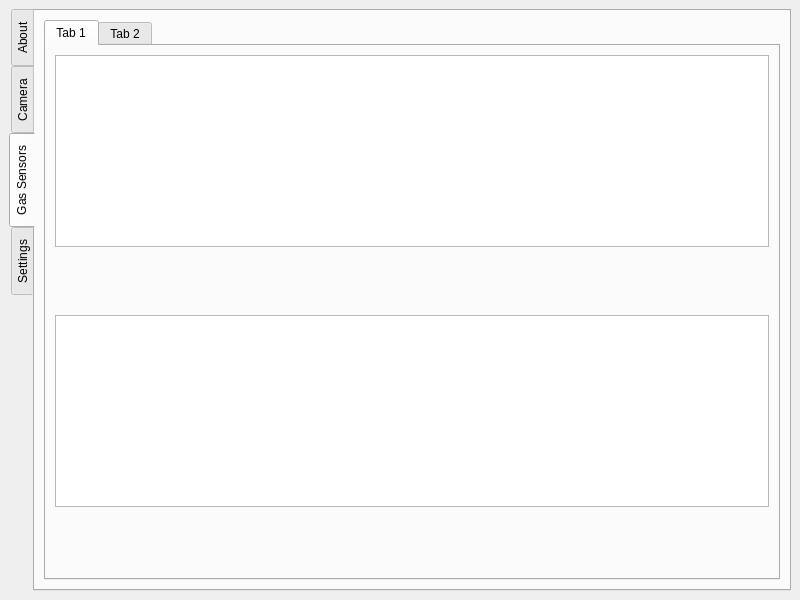
hakan-demirli/FQ-Control-Center, file mainwindow.ui: the form before one commit.
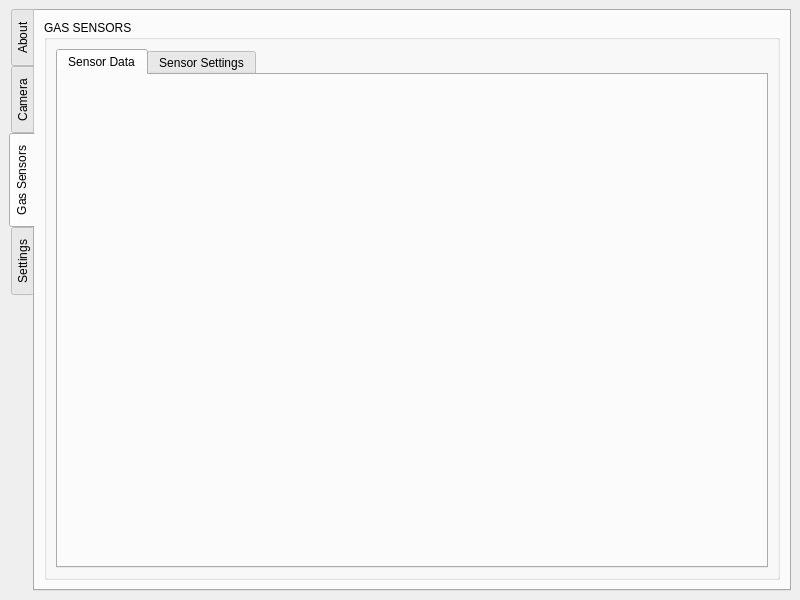
The form after the commit. The open tabs and pages were chosen to show the change. Custom widgets are drawn as their Qt base class.

Diff of the .ui file:
```diff
--- a/mainwindow.ui
+++ b/mainwindow.ui
@@ -485,6 +485,12 @@
        <attribute name="title">
         <string>Gas Sensors</string>
        </attribute>
+       <layout class="QGridLayout" name="gridLayout_7">
+        <item row="0" column="0">
+         <widget class="QGroupBox" name="groupBox_2">
+          <property name="title">
+           <string>GAS SENSORS</string>
+          </property>
        <layout class="QGridLayout" name="gridLayout_6">
         <item row="0" column="0">
          <widget class="QTabWidget" name="tabWidget_2">
@@ -493,19 +499,29 @@
           </property>
           <widget class="QWidget" name="tab">
            <attribute name="title">
-            <string>Tab 1</string>
-           </attribute>
-           <layout class="QGridLayout" name="gridLayout_7">
+               <string>Sensor Data</string>
+              </attribute>
+              <layout class="QGridLayout" name="gridLayout_8">
             <item row="0" column="0">
              <layout class="QVBoxLayout" name="verticalLayout_5">
               <item>
-               <widget class="QGraphicsView" name="gas_sensor_1_chart"/>
+                  <widget class="JKQTFastPlotter" name="gas_sensor_1_plotter" native="true">
+                   <property name="sizePolicy">
+                    <sizepolicy hsizetype="Expanding" vsizetype="Expanding">
+                     <horstretch>0</horstretch>
+                     <verstretch>0</verstretch>
+                    </sizepolicy>
+                   </property>
+                  </widget>
               </item>
               <item>
                <spacer name="verticalSpacer_3">
                 <property name="orientation">
                  <enum>Qt::Vertical</enum>
                 </property>
+                   <property name="sizeType">
+                    <enum>QSizePolicy::Minimum</enum>
+                   </property>
                 <property name="sizeHint" stdset="0">
                  <size>
                   <width>20</width>
@@ -515,13 +531,49 @@
                </spacer>
               </item>
               <item>
-               <widget class="QGraphicsView" name="gas_sensor_2_chart"/>
+                  <widget class="JKQTFastPlotter" name="gas_sensor_1_plotter_2" native="true">
+                   <property name="sizePolicy">
+                    <sizepolicy hsizetype="Expanding" vsizetype="Expanding">
+                     <horstretch>0</horstretch>
+                     <verstretch>0</verstretch>
+                    </sizepolicy>
+                   </property>
+                  </widget>
               </item>
               <item>
                <spacer name="verticalSpacer_4">
                 <property name="orientation">
                  <enum>Qt::Vertical</enum>
                 </property>
+                   <property name="sizeType">
+                    <enum>QSizePolicy::Minimum</enum>
+                   </property>
+                   <property name="sizeHint" stdset="0">
+                    <size>
+                     <width>20</width>
+                     <height>40</height>
+                    </size>
+                   </property>
+                  </spacer>
+                 </item>
+                 <item>
+                  <widget class="JKQTFastPlotter" name="gas_sensor_1_plotter_3" native="true">
+                   <property name="sizePolicy">
+                    <sizepolicy hsizetype="Expanding" vsizetype="Expanding">
+                     <horstretch>0</horstretch>
+                     <verstretch>0</verstretch>
+                    </sizepolicy>
+                   </property>
+                  </widget>
+                 </item>
+                 <item>
+                  <spacer name="verticalSpacer_5">
+                   <property name="orientation">
+                    <enum>Qt::Vertical</enum>
+                   </property>
+                   <property name="sizeType">
+                    <enum>QSizePolicy::Minimum</enum>
+                   </property>
                 <property name="sizeHint" stdset="0">
                  <size>
                   <width>20</width>
@@ -536,9 +588,12 @@
           </widget>
           <widget class="QWidget" name="tab_2">
            <attribute name="title">
-            <string>Tab 2</string>
-           </attribute>
-          </widget>
+               <string>Sensor Settings</string>
+              </attribute>
+             </widget>
+            </widget>
+           </item>
+          </layout>
          </widget>
         </item>
        </layout>
@@ -553,6 +608,14 @@
    </layout>
   </widget>
  </widget>
+ <customwidgets>
+  <customwidget>
+   <class>JKQTFastPlotter</class>
+   <extends>QWidget</extends>
+   <header>jkqtfastplotter/jkqtfastplotter.h</header>
+   <container>1</container>
+  </customwidget>
+ </customwidgets>
  <resources/>
  <connections/>
 </ui>
```
Left out of the diff: 2 changed lines with no effect on the pictures. Lines whose indentation alone changed are shown as unchanged.
